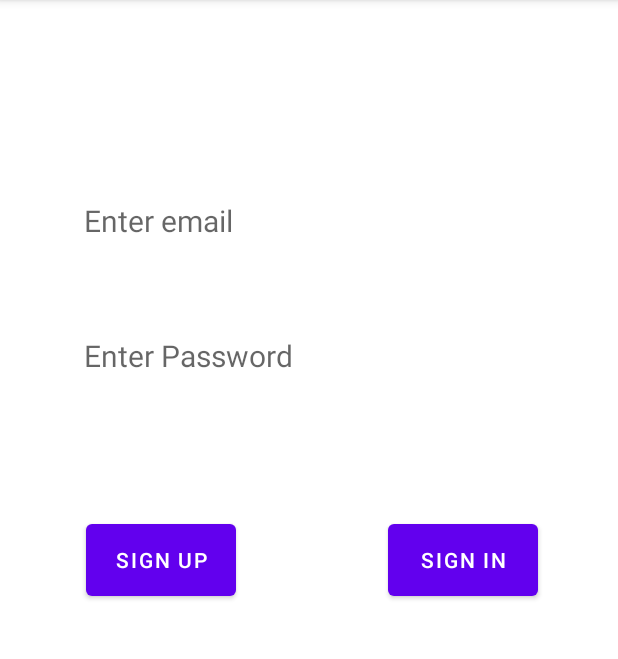
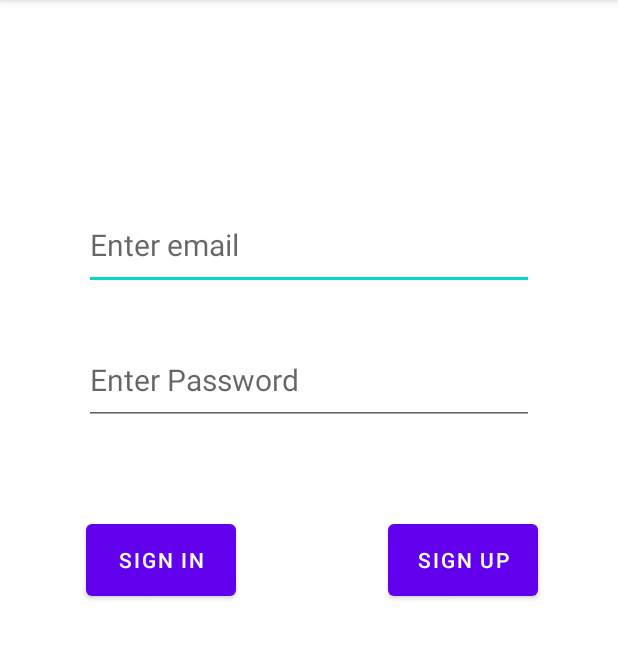
Before and after one commit to emirkarabey/BasicChatApp, an Android app: the screen it shows after launch (MainActivity), on a phone screen of 412 x 824 dp, the part 84-743 px from its top. Run offline under Robolectric (Android 15) with nearby library versions, the phone set to English and light mode, and no system bars; our stand-ins replace Firebase (no records; nobody signed in at launch, a user with empty details on screens opened directly).

```diff
--- a/app/src/main/AndroidManifest.xml
+++ b/app/src/main/AndroidManifest.xml
@@ -2,7 +2,7 @@
 <manifest xmlns:android="http://schemas.android.com/apk/res/android"
     xmlns:tools="http://schemas.android.com/tools"
     package="com.example.basicchatapp">
-
+    <uses-permission android:name="android.permission.INTERNET"></uses-permission>
     <application
         android:allowBackup="true"
         android:dataExtractionRules="@xml/data_extraction_rules"
@@ -11,6 +11,7 @@
         android:label="@string/app_name"
         android:roundIcon="@mipmap/ic_launcher_round"
         android:supportsRtl="true"
+        android:usesCleartextTraffic="true"
         android:theme="@style/Theme.BasicChatApp"
         tools:targetApi="31">
         <activity
--- a/app/src/main/java/com/example/basicchatapp/view/LoginFragment.kt
+++ b/app/src/main/java/com/example/basicchatapp/view/LoginFragment.kt
@@ -5,16 +5,26 @@ import androidx.fragment.app.Fragment
 import android.view.LayoutInflater
 import android.view.View
 import android.view.ViewGroup
+import androidx.fragment.app.activityViewModels
+import androidx.lifecycle.ViewModel
+import androidx.lifecycle.ViewModelProvider
+import androidx.navigation.findNavController
 import com.example.basicchatapp.R
 import com.example.basicchatapp.databinding.FragmentLoginBinding
+import com.example.basicchatapp.viewmodel.LoginViewModel
+import com.google.firebase.auth.FirebaseAuth
+import com.google.firebase.auth.ktx.auth
+import com.google.firebase.ktx.Firebase
 
 class LoginFragment : Fragment() {
 
+    private val viewModel: LoginViewModel by activityViewModels()
+    private lateinit var auth : FirebaseAuth
     private var _binding: FragmentLoginBinding? = null
     private val binding get() = _binding!!
     override fun onCreate(savedInstanceState: Bundle?) {
         super.onCreate(savedInstanceState)
-
+        auth = Firebase.auth
         arguments?.let {
 
         }
@@ -30,6 +40,18 @@ class LoginFragment : Fragment() {
         return view
     }
 
+    override fun onViewCreated(view: View, savedInstanceState: Bundle?) {
+        super.onViewCreated(view, savedInstanceState)
+
+        binding.signUpButton.setOnClickListener {
+            viewModel.signUp(auth,binding,view)
+        }
+
+        binding.signInButton.setOnClickListener {
+            viewModel.signIn(auth,binding,view)
+        }
+
+    }
     override fun onDestroyView() {
         super.onDestroyView()
         _binding = null
--- a/app/src/main/res/layout/fragment_chat.xml
+++ b/app/src/main/res/layout/fragment_chat.xml
@@ -18,7 +18,7 @@
         app:layout_constraintStart_toStartOf="parent"
         app:layout_constraintTop_toTopOf="parent" />
 
-    <TextView
+    <EditText
         android:id="@+id/chat_text"
         android:layout_width="300dp"
         android:layout_height="50dp"
@@ -26,7 +26,7 @@
         android:textSize="17sp"
         app:layout_constraintBottom_toBottomOf="parent"
         app:layout_constraintStart_toStartOf="parent"
-        app:layout_constraintTop_toBottomOf="@+id/recyclerView"></TextView>
+        app:layout_constraintTop_toBottomOf="@+id/recyclerView"></EditText>
 
     <Button
         android:id="@+id/send_button"
--- a/app/src/main/res/layout/fragment_login.xml
+++ b/app/src/main/res/layout/fragment_login.xml
@@ -7,16 +7,16 @@
     tools:context=".view.LoginFragment">
 
     <Button
-        android:id="@+id/signIn_button2"
+        android:id="@+id/signUp_button"
         android:layout_width="100dp"
         android:layout_height="60dp"
         android:layout_marginTop="60dp"
         android:layout_marginEnd="52dp"
-        android:text="Sign In"
+        android:text="Sign Up"
         app:layout_constraintEnd_toEndOf="parent"
         app:layout_constraintTop_toBottomOf="@+id/password_text"></Button>
 
-    <TextView
+    <EditText
         android:id="@+id/email_text"
         android:layout_width="300dp"
         android:layout_height="60dp"
@@ -25,9 +25,9 @@
         android:textSize="20sp"
         app:layout_constraintEnd_toEndOf="parent"
         app:layout_constraintStart_toStartOf="parent"
-        app:layout_constraintTop_toTopOf="parent"></TextView>
+        app:layout_constraintTop_toTopOf="parent"></EditText>
 
-    <TextView
+    <EditText
         android:id="@+id/password_text"
         android:layout_width="300dp"
         android:layout_height="60dp"
@@ -36,15 +36,15 @@
         android:textSize="20sp"
         app:layout_constraintEnd_toEndOf="parent"
         app:layout_constraintStart_toStartOf="parent"
-        app:layout_constraintTop_toBottomOf="@+id/email_text"></TextView>
+        app:layout_constraintTop_toBottomOf="@+id/email_text"></EditText>
 
     <Button
-        android:id="@+id/signUp_button"
+        android:id="@+id/signIn_button"
         android:layout_width="100dp"
         android:layout_height="60dp"
         android:layout_marginStart="56dp"
         android:layout_marginTop="60dp"
-        android:text="Sign Up"
+        android:text="Sign In"
         app:layout_constraintStart_toStartOf="parent"
         app:layout_constraintTop_toBottomOf="@+id/password_text"></Button>
 
```
Also changed, not shown: app/src/main/java/com/example/basicchatapp/repo/FirebaseRepository.kt (added, +31 -0 lines), app/src/main/java/com/example/basicchatapp/viewmodel/LoginViewModel.kt (+18 -1 lines).
